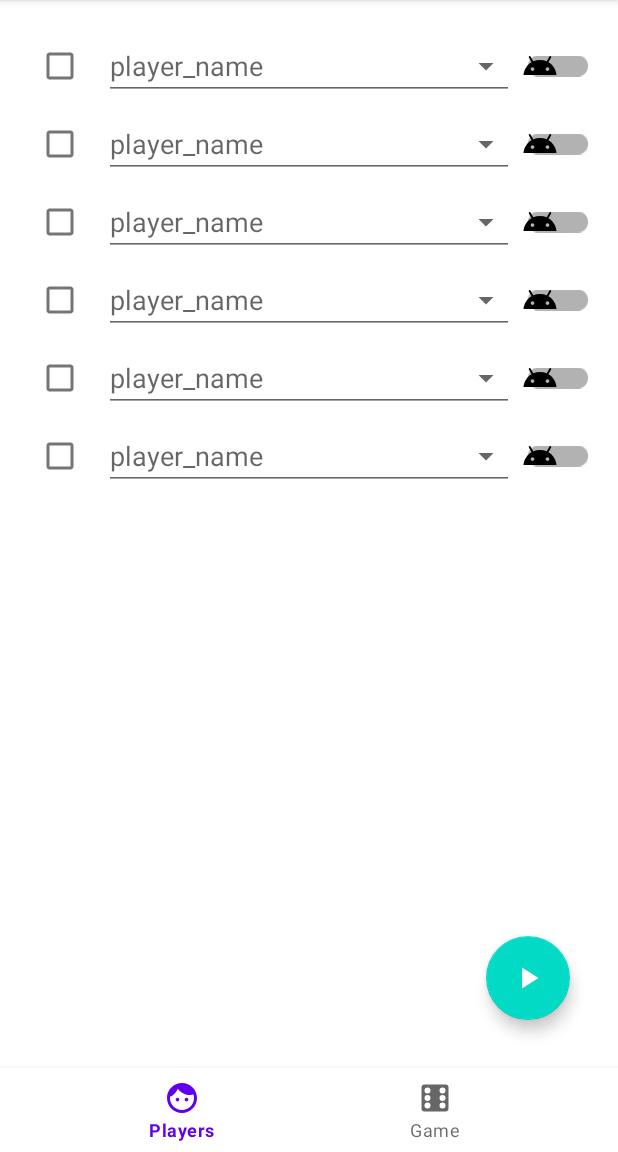
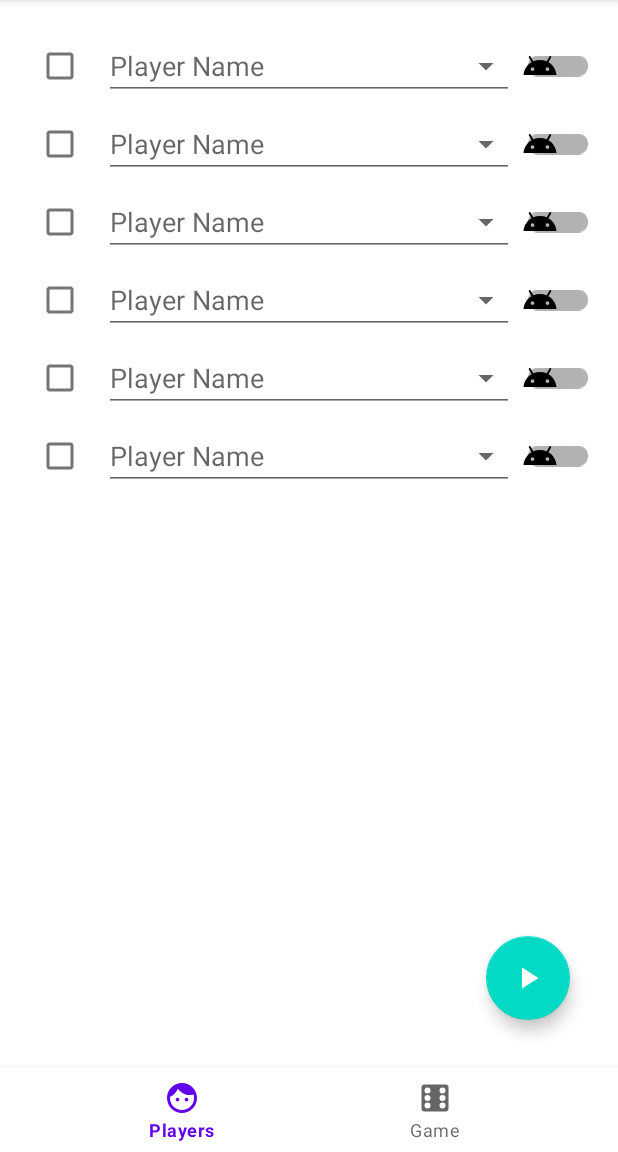
Before and after one commit to expeditioneer/PennyDrop, an Android app: the PickPlayersFragment screen opened through its navigation route, on a phone screen of 412 x 824 dp, the part 84-1236 px from its top. Run offline under Robolectric (Android 15) with nearby library versions, the phone set to English and light mode, and no system bars; our stand-ins replace data binding, navigation-ui; 1 statement that could not run was skipped.

Commit message:
reformat code

```diff
--- a/app/src/main/java/dev/lamm/pennydrop/MainActivity.kt
+++ b/app/src/main/java/dev/lamm/pennydrop/MainActivity.kt
@@ -3,7 +3,6 @@ package dev.lamm.pennydrop
 import android.os.Bundle
 import androidx.appcompat.app.AppCompatActivity
 import androidx.navigation.NavController
-import androidx.navigation.findNavController
 import androidx.navigation.fragment.NavHostFragment
 import androidx.navigation.ui.setupWithNavController
 import com.google.android.material.bottomnavigation.BottomNavigationView
@@ -17,7 +16,6 @@ class MainActivity : AppCompatActivity() {
 
         val navHostFragment =
             supportFragmentManager.findFragmentById(R.id.containerFragment) as NavHostFragment
-
         this.navController = navHostFragment.navController
 
         findViewById<BottomNavigationView>(R.id.bottom_nav)
--- a/app/src/main/java/dev/lamm/pennydrop/binding/BindingAdapters.kt
+++ b/app/src/main/java/dev/lamm/pennydrop/binding/BindingAdapters.kt
@@ -5,5 +5,5 @@ import androidx.databinding.BindingAdapter
 
 @BindingAdapter("isHidden")
 fun bindIsHidden(view: View, isInvisible: Boolean) {
-    view.visibility = if(isInvisible) View.INVISIBLE else View.VISIBLE
+    view.visibility = if (isInvisible) View.INVISIBLE else View.VISIBLE
 }
--- a/app/src/main/java/dev/lamm/pennydrop/fragments/PickPlayersFragment.kt
+++ b/app/src/main/java/dev/lamm/pennydrop/fragments/PickPlayersFragment.kt
@@ -11,7 +11,6 @@ import dev.lamm.pennydrop.R
 import dev.lamm.pennydrop.databinding.FragmentPickPlayersBinding
 import dev.lamm.pennydrop.viewmodels.GameViewModel
 import dev.lamm.pennydrop.viewmodels.PickPlayersViewModel
-
 
 class PickPlayersFragment : Fragment() {
 
--- a/app/src/main/java/dev/lamm/pennydrop/game/AI.kt
+++ b/app/src/main/java/dev/lamm/pennydrop/game/AI.kt
@@ -12,9 +12,9 @@ data class AI(
     companion object {
         @JvmStatic
         val basicAI = listOf(
-            AI("Two Face") { slots -> slots.fullSlots() < 3 || (slots.fullSlots() == 3 && coinFlipIsHeads())},
+            AI("TwoFace") { slots -> slots.fullSlots() < 3 || (slots.fullSlots() == 3 && coinFlipIsHeads()) },
             AI("No Go Noah") { slots -> slots.fullSlots() == 0 },
-            AI("Bail out Beulah") { slots -> slots.fullSlots() <= 1 },
+            AI("Bail Out Beulah") { slots -> slots.fullSlots() <= 1 },
             AI("Fearful Fred") { slots -> slots.fullSlots() <= 2 },
             AI("Even Steven") { slots -> slots.fullSlots() <= 3 },
             AI("Riverboat Ron") { slots -> slots.fullSlots() <= 4 },
--- a/app/src/main/java/dev/lamm/pennydrop/game/GameHandler.kt
+++ b/app/src/main/java/dev/lamm/pennydrop/game/GameHandler.kt
@@ -35,7 +35,6 @@ object GameHandler {
                             canPass = false
                         )
                     } else {
-                    // Game continues
                         TurnResult(
                             lastRoll,
                             currentPlayer = currentPlayer,
@@ -45,7 +44,6 @@ object GameHandler {
                         )
                     }
                 }
-            // Turn result is created here
             } ?: TurnResult(isGameOver = true)
         }
 
@@ -65,7 +63,7 @@ object GameHandler {
         players: List<Player>,
         currentPlayer: Player,
         slots: List<Slot>,
-        canPass: Boolean,
+        canPass: Boolean = false
     ): TurnResult? =
         currentPlayer.selectedAI?.let { ai ->
             if (!canPass || ai.rollAgain(slots)) {
@@ -80,7 +78,7 @@ object GameHandler {
     private fun nextPlayer(
         players: List<Player>,
         currentPlayer: Player
-    ): Player {
+    ): Player? {
         val currentIndex = players.indexOf(currentPlayer)
         val nextIndex = (currentIndex + 1) % players.size
 
--- a/app/src/main/res/layout/layout_coin_slot.xml
+++ b/app/src/main/res/layout/layout_coin_slot.xml
@@ -14,7 +14,6 @@
         android:id="@+id/constraintLayoutCoinSlot"
         android:layout_width="wrap_content"
         android:layout_height="wrap_content">
-
 
         <ImageView
             android:id="@+id/coinImageCoinSlot"
--- a/app/src/main/res/layout/player_list_item.xml
+++ b/app/src/main/res/layout/player_list_item.xml
@@ -15,7 +15,7 @@
     <androidx.constraintlayout.widget.ConstraintLayout xmlns:android="http://schemas.android.com/apk/res/android"
         xmlns:app="http://schemas.android.com/apk/res-auto"
         android:layout_width="match_parent"
-        android:layout_height="match_parent">
+        android:layout_height="wrap_content">
 
         <CheckBox
             android:id="@+id/checkbox_player_active"
@@ -32,11 +32,12 @@
             android:layout_width="0dp"
             android:layout_height="wrap_content"
             android:layout_margin="5dp"
+            android:enabled="@{player.isIncluded}"
             android:hint="@string/player_name"
             android:inputType="textPersonName"
             android:text="@={player.playerName}"
             android:visibility="@{player.isHuman ? View.VISIBLE : View.INVISIBLE}"
-            app:layout_constraintEnd_toStartOf="@id/switch_player_type"
+            app:layout_constraintEnd_toStartOf="@+id/switch_player_type"
             app:layout_constraintStart_toEndOf="@id/checkbox_player_active"
             app:layout_constraintTop_toTopOf="parent" />
 
@@ -44,27 +45,27 @@
             android:id="@+id/spinner_ai_name"
             android:layout_width="0dp"
             android:layout_height="wrap_content"
+            android:enabled="@{player.isIncluded}"
             android:entries="@{AI.getBasicAI()}"
             android:selectedItemPosition="@={player.selectedAIPosition}"
             android:visibility="@{player.isHuman ? View.INVISIBLE : View.VISIBLE}"
             app:layout_constraintBottom_toBottomOf="@id/edit_text_player_name"
-            app:layout_constraintEnd_toStartOf="@id/switch_player_type"
+            app:layout_constraintEnd_toStartOf="@+id/switch_player_type"
             app:layout_constraintStart_toEndOf="@id/checkbox_player_active"
             app:layout_constraintTop_toTopOf="@id/edit_text_player_name" />
-
 
         <androidx.appcompat.widget.SwitchCompat
             android:id="@+id/switch_player_type"
             android:layout_width="wrap_content"
             android:layout_height="wrap_content"
             android:checked="@={player.isHuman}"
-            android:visibility="@{player.canBeToggled ? View.VISIBLE : View.INVISIBLE}"
+            android:enabled="@{player.isIncluded}"
             android:thumb="@drawable/ai_toggle_bg"
             android:thumbTint="@color/ai_toggle_color"
             android:trackTint="@color/ai_toggle_color"
+            android:visibility="@{player.canBeToggled ? View.VISIBLE : View.INVISIBLE}"
             app:layout_constraintBottom_toBottomOf="@id/edit_text_player_name"
             app:layout_constraintEnd_toEndOf="parent"
             app:layout_constraintTop_toTopOf="@id/edit_text_player_name" />
-
     </androidx.constraintlayout.widget.ConstraintLayout>
 </layout>
--- a/app/src/main/res/values/strings.xml
+++ b/app/src/main/res/values/strings.xml
@@ -1,15 +1,14 @@
 <resources>
-    <string name="na"/>
-
     <string name="app_name">Penny Drop</string>
     <string name="players">Players</string>
     <string name="game">Game</string>
-    <string name="play_button">play_button</string>
-    <string name="player_name">player_name</string>
-
+    <string name="player_name">Player Name</string>
     <string name="roll">Roll</string>
     <string name="or">OR</string>
     <string name="pass">Pass</string>
-    <string name="coin_icon">coin_icon</string>
+    <string name="cur_player">Current Player</string>
+    <string name="coin_icon">Coin Icon</string>
     <string name="coins_left">coin(s) left</string>
+    <string name="na">N/A</string>
+    <string name="play_button">Play Button</string>
 </resources>
```
Also changed, not shown: app/src/main/java/dev/lamm/pennydrop/fragments/GameFragment.kt (+10 -6 lines), app/src/main/java/dev/lamm/pennydrop/types/NewPlayer.kt (+11 -1 lines), app/src/main/java/dev/lamm/pennydrop/types/Player.kt (+8 -8 lines), app/src/main/res/layout/fragment_game.xml (+4 -4 lines). Lines whose indentation alone changed are shown as unchanged.
